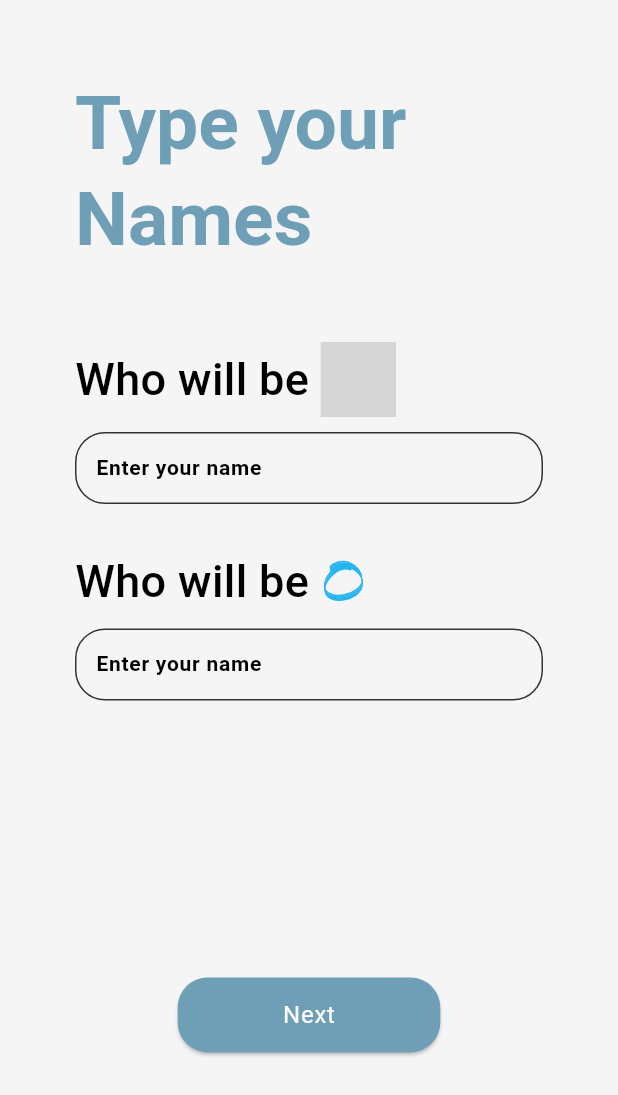
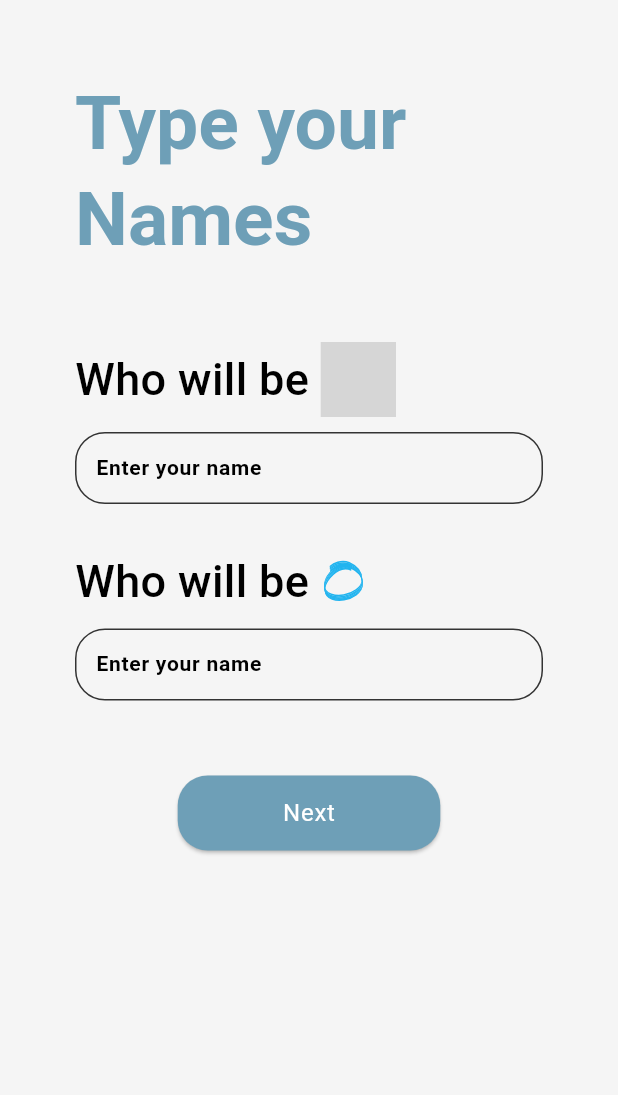
Before and after one commit to AhmedSarg/tic_tac_toe, a Flutter app: the NamesScreen screen opened directly, on a phone screen of 412 x 824 dp. Shown: the top 1095 px of the screen. Run offline on Flutter 3.47's test engine with Material 3 defaults, Android fonts, the phone set to English and light mode, and no system bars; our stand-ins replace audioplayers, carousel_slider, flutter_animate, flutter_bloc, flutter_svg, google_fonts and 1 more; Roboto replaces fonts that are missing (Abel, Gabarito); project files that could hold a hidden picture were left out; grey boxes are pictures that could not be loaded.

Commit message:
fixing bugs

```diff
--- a/lib/ui/home_screen/view/home_view.dart
+++ b/lib/ui/home_screen/view/home_view.dart
@@ -19,6 +19,7 @@ class HomeView extends StatelessWidget {
           Text(
             'Tic Tac Toe',
             style: Theme.of(context).textTheme.headlineLarge,
+            textAlign: TextAlign.center,
           ),
           const Spacer(flex: 2),
           SizedBox(
@@ -57,7 +58,7 @@ class HomeView extends StatelessWidget {
                           gameMode: GameMode.friend,
                         ),
                         ChoiceButton(
-                          text: 'Watch a Game',
+                          text: 'Watch a Game (Ai vs Ai)',
                           gameMode: GameMode.watch,
                         ),
                       ],
--- a/lib/ui/names_screen/view/names_screen.dart
+++ b/lib/ui/names_screen/view/names_screen.dart
@@ -7,8 +7,8 @@ import 'package:tic_tac_toe/ui/resources/assets_manager.dart';
 class NamesScreen extends StatelessWidget {
   const NamesScreen({super.key});
 
-  static String _xName = 'Human';
-  static String _oName = 'Human';
+  static String _xName = 'Player A';
+  static String _oName = 'Player B';
 
   static final FocusNode _xNameFocus = FocusNode();
   static final FocusNode _oNameFocus = FocusNode();
@@ -20,10 +20,6 @@ class NamesScreen extends StatelessWidget {
         child: SafeArea(
           child: SingleChildScrollView(
             padding: const EdgeInsets.all(50),
-            child: Column(
-              children: [
-                SizedBox(
-                  height: (MediaQuery.of(context).size.height - 100) * .7,
             child: Column(
               children: [
                 Align(
@@ -79,14 +75,8 @@ class NamesScreen extends StatelessWidget {
                     hintText: 'Enter your name',
                   ),
                 ),
-                    ],
-                  ),
-                ),
+                const SizedBox(height: 50),
                 SizedBox(
-                  height: (MediaQuery.of(context).size.height - 100) * .2,
-                  child: Align(
-                    alignment: Alignment.bottomCenter,
-                    child: SizedBox(
                   height: 50,
                   child: ElevatedButton(
                     onPressed: () {
@@ -111,8 +101,6 @@ class NamesScreen extends StatelessWidget {
                     ),
                   ),
                 ),
-                  ),
-                ),
               ],
             ),
           ),
--- a/lib/ui/resources/app_theme.dart
+++ b/lib/ui/resources/app_theme.dart
@@ -53,6 +53,12 @@ class AppTheme {
         fontFamily: GoogleFonts.gabarito().fontFamily,
         fontWeight: FontWeight.w900,
       ),
+      displayMedium: TextStyle(
+        fontSize: 28,
+        fontFamily: GoogleFonts.abel().fontFamily,
+        fontWeight: FontWeight.w400,
+        color: AppColors.backgroundColor,
+      ),
       labelLarge: TextStyle(
         color: AppColors.buttonTextColor,
         fontFamily: GoogleFonts.zcoolKuaiLe().fontFamily,
@@ -89,8 +95,13 @@ class AppTheme {
         disabledForegroundColor: AppColors.disabledTextColor,
       ),
     ),
-    appBarTheme: const AppBarTheme(
+    appBarTheme: AppBarTheme(
       color: AppColors.gridLineColor,
+      titleTextStyle: TextStyle(
+        fontSize: 24,
+        fontFamily: GoogleFonts.gabarito().fontFamily,
+        color: AppColors.gridLineColor,
+      ),
     ),
     colorScheme: ColorScheme.fromSwatch().copyWith(
       primary: AppColors.gridLineColor,
@@ -196,6 +207,12 @@ class AppTheme {
             ),
           ],
         ),
+        displayMedium: TextStyle(
+          fontSize: 28,
+          fontFamily: GoogleFonts.abel().fontFamily,
+          fontWeight: FontWeight.w400,
+          color: AppColors.backgroundColor,
+        ),
         labelLarge: TextStyle(
           color: AppColors.darkButtonTextColor,
           fontFamily: GoogleFonts.zcoolKuaiLe().fontFamily,
@@ -232,8 +249,13 @@ class AppTheme {
           disabledForegroundColor: AppColors.darkDisabledTextColor,
         ),
       ),
-      appBarTheme: const AppBarTheme(
-        color: AppColors.darkGridLineColor,
+      appBarTheme: AppBarTheme(
+        color: AppColors.gridLineColor,
+        titleTextStyle: TextStyle(
+          fontSize: 24,
+          fontFamily: GoogleFonts.gabarito().fontFamily,
+          color: AppColors.darkGridLineColor,
+        ),
       ),
       colorScheme: ColorScheme.fromSwatch().copyWith(
         primary: AppColors.darkGridLineColor,
```
Also changed, not shown: lib/ui/about_us_screen/view/about_us_view.dart (+11 -19 lines), lib/ui/game_screen/view/game_view.dart (+20 -29 lines), lib/ui/game_screen/viewmodel/game_viewmodel.dart (+8 -5 lines). Lines whose indentation alone changed are shown as unchanged.
